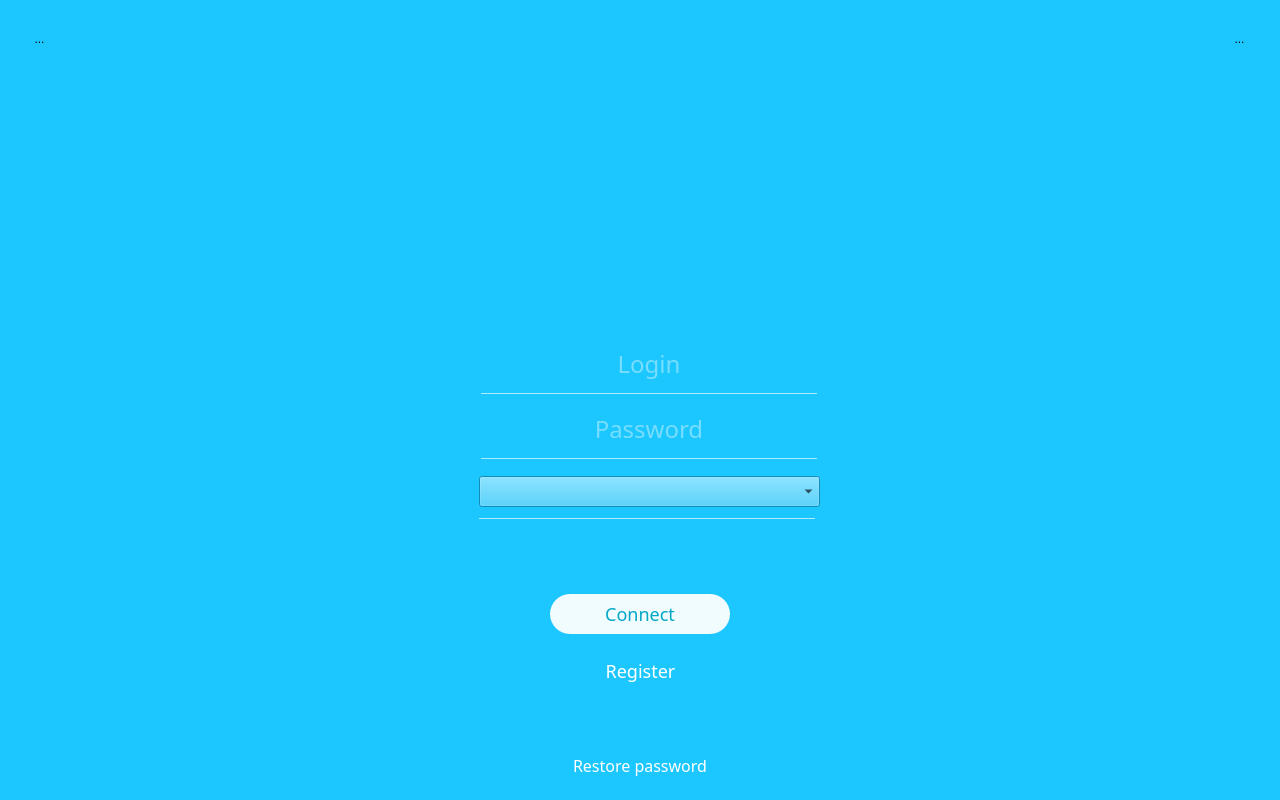
Above: DapVpnGui/ui/login_desktop_big.ui from bsn5/1 before the change. Below: the same form after it.
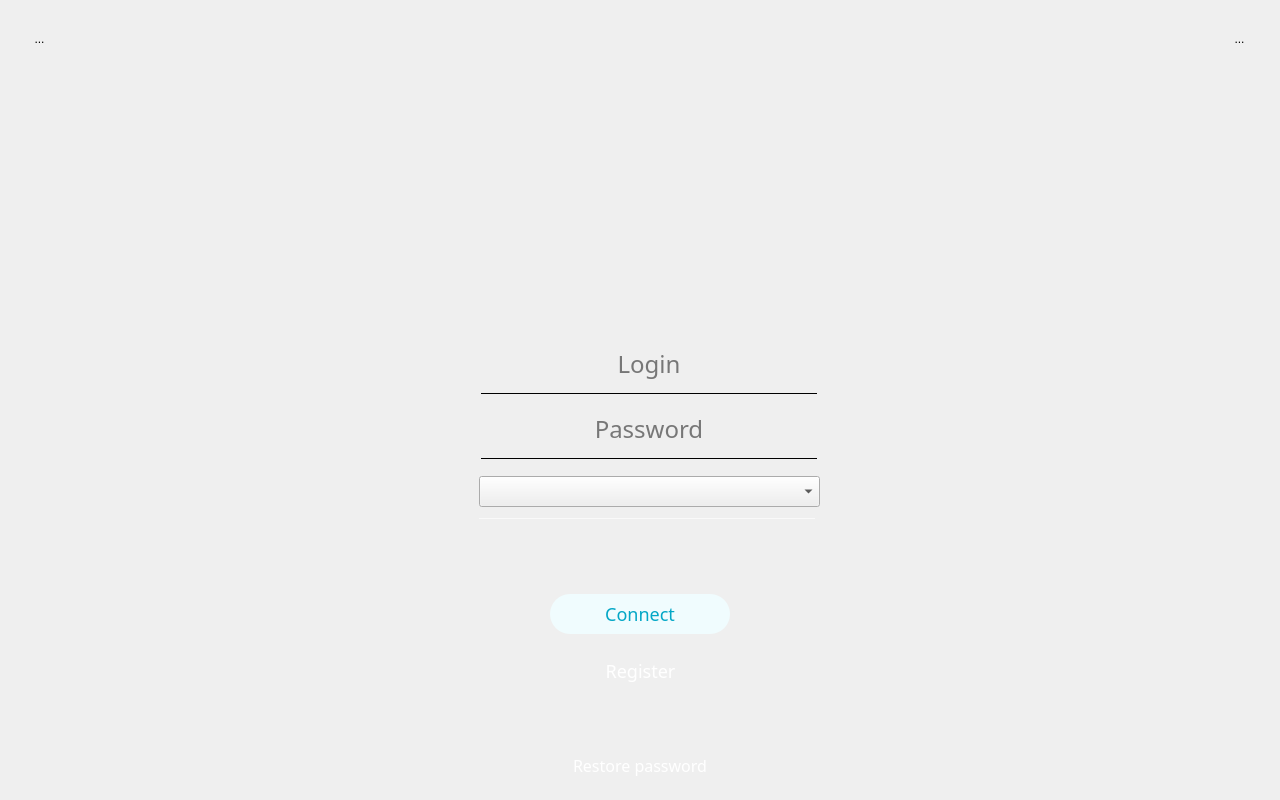
That is the form after the change. Icons and pictures are not drawn.

Diff of the .ui file:
```diff
--- a/DapVpnGui/ui/login_desktop_big.ui
+++ b/DapVpnGui/ui/login_desktop_big.ui
@@ -14,7 +14,9 @@
    <string>Form</string>
   </property>
   <property name="styleSheet">
-   <string notr="true">background-color: rgb(28,198,255);</string>
+   <string notr="true">#LoginBig {
+	background-image: url(:/pics/bg\@3x.png) 0 0 0 0 stretch stretch;
+}</string>
   </property>
   <layout class="QVBoxLayout" name="verticalLayout">
    <property name="spacing">
@@ -408,7 +410,7 @@
               <string notr="true">background:	rgb(0,0,0,0);
 border: none;
 font: 24px Regular;
-color: rgba(255,255,255, 0.8);
+
 </string>
              </property>
              <property name="text">
@@ -446,7 +448,7 @@
               </size>
              </property>
              <property name="styleSheet">
-              <string notr="true">color: rgba(255, 255, 255, 0.65);</string>
+              <string notr="true"/>
              </property>
              <property name="frameShadow">
               <enum>QFrame::Plain</enum>
@@ -526,7 +528,7 @@
               <string notr="true">background:	rgb(0,0,0,0);
 border: none;
 font: 24px Regular;
-color: rgba(255,255,255, 0.8);
+
 </string>
              </property>
              <property name="text">
@@ -561,7 +563,7 @@
               </size>
              </property>
              <property name="styleSheet">
-              <string notr="true">color: rgba(255, 255, 255, 0.65);</string>
+              <string notr="true"/>
              </property>
              <property name="frameShadow">
               <enum>QFrame::Plain</enum>
```
Left out of the diff: 18 changed lines with no effect on the pictures.
